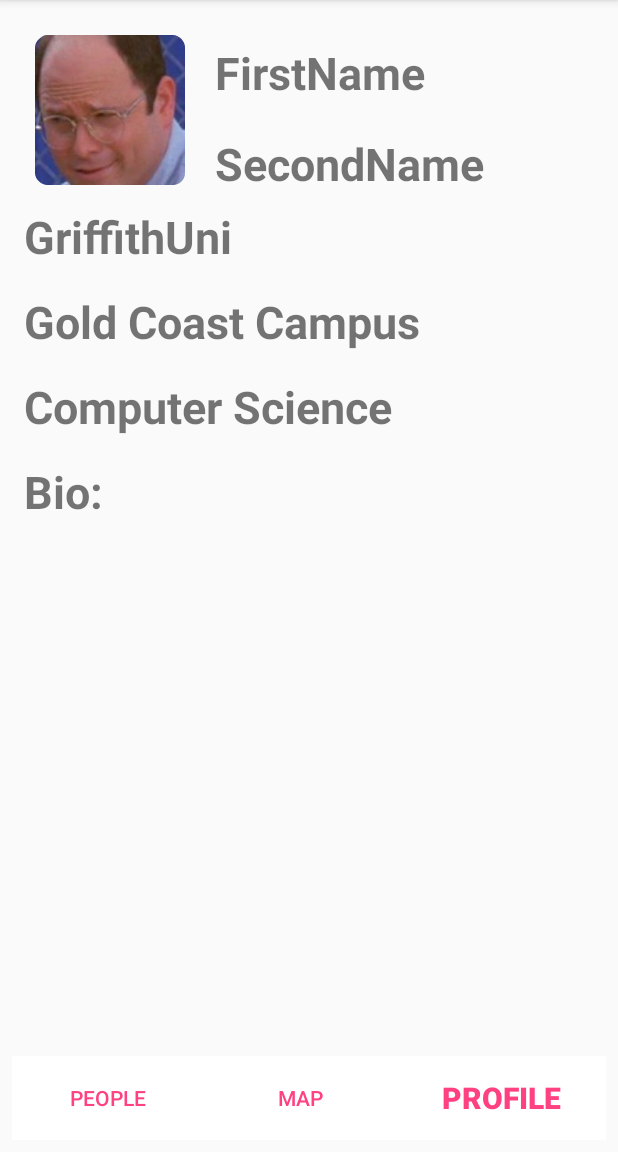
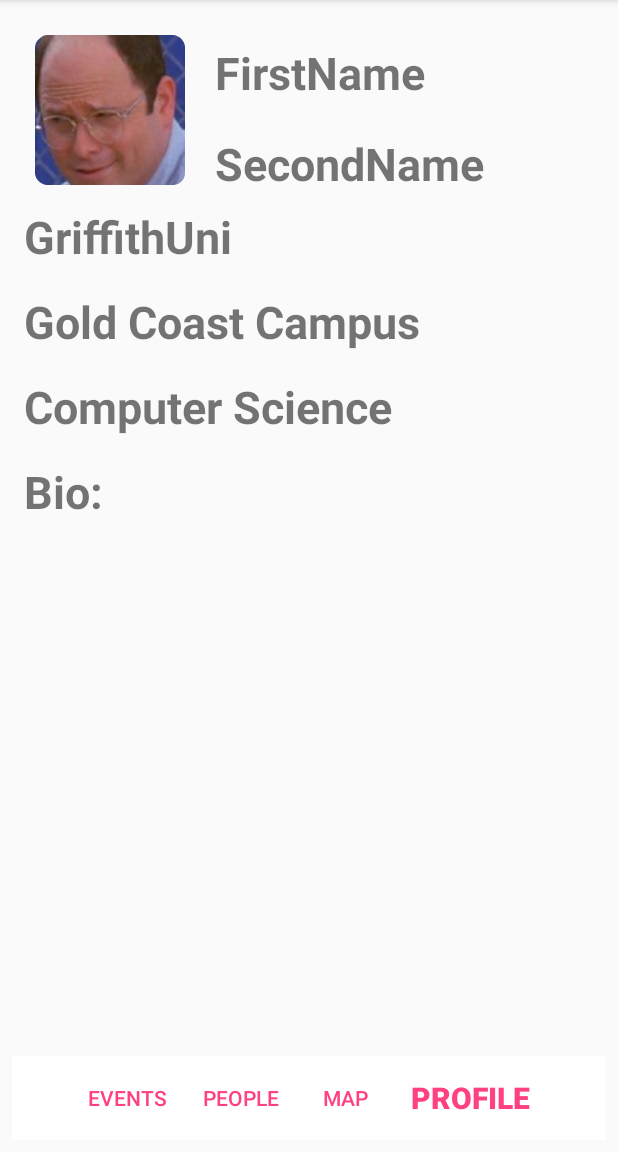
Before and after one commit to sk0g/Fern, an Android app: the ProfileActivity screen opened directly, with no data from a screen before it, on a phone screen of 412 x 824 dp, the part 84-1236 px from its top. Run offline under Robolectric (Android 15) with nearby library versions, the phone set to English and light mode, and no system bars.

Commit message:
Add events button to profile activity

```diff
--- a/app/src/main/res/layout/activity_profile.xml
+++ b/app/src/main/res/layout/activity_profile.xml
@@ -16,11 +16,17 @@
         android:gravity="center|bottom">
 
         <Button
+            android:id="@+id/activity_profile_events_button"
+            android:layout_width="wrap_content"
+            android:layout_height="match_parent"
+            style="?android:attr/buttonBarButtonStyle"
+            android:text="@string/events"/>
+
+        <Button
             android:id="@+id/activity_profile_people_button"
             style="?android:attr/buttonBarButtonStyle"
             android:layout_width="wrap_content"
             android:layout_height="match_parent"
-            android:minEms="8"
             android:text="@string/people" />
 
         <Button
@@ -28,7 +34,6 @@
             android:layout_width="wrap_content"
             android:layout_height="match_parent"
             style="?android:attr/buttonBarButtonStyle"
-            android:ems="8"
             android:text="@string/map"/>
 
         <Button
@@ -38,7 +43,6 @@
             style="?android:attr/buttonBarButtonStyle"
             android:text="@string/profile"
             android:textStyle="bold"
-            android:ems="8"
             android:textSize="20sp"/>
 
     </LinearLayout>
```
